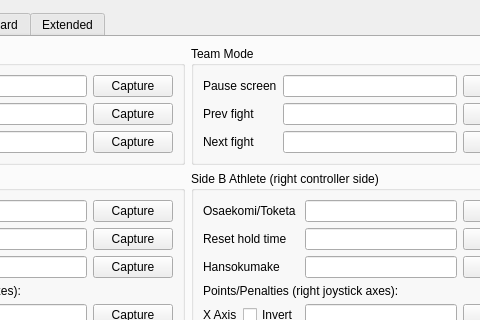
Old version of the form base/SettingsDlg.ui in the repository fmuecke/Ipponboard; both pictures show x 201 to 681 and y 0 to 320 of the 778 by 544 pixel window.
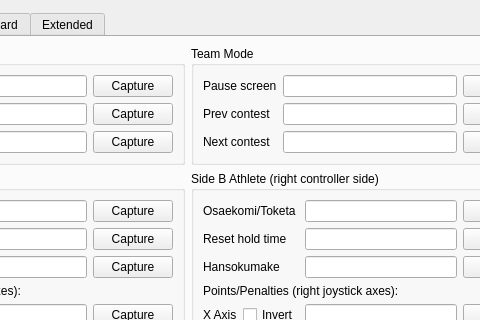
New version of the form. The open tabs and pages were chosen to show the change. Icons and pictures are not drawn. Custom widgets are drawn as their Qt base class.

Commit message: renamed fight to contest and fighters to athletes

Patch:
```diff
--- a/base/SettingsDlg.ui
+++ b/base/SettingsDlg.ui
@@ -894,14 +894,14 @@
             <item row="2" column="0">
              <widget class="QLabel" name="label_raw_next">
               <property name="text">
-               <string>Next fight</string>
+               <string>Next contest</string>
               </property>
              </widget>
             </item>
             <item row="1" column="0">
              <widget class="QLabel" name="label_raw_prev">
               <property name="text">
-               <string>Prev fight</string>
+               <string>Prev contest</string>
               </property>
              </widget>
             </item>
```
Left out of the diff: 16 changed lines with no effect on the pictures. The commit also changes 75 other files.
